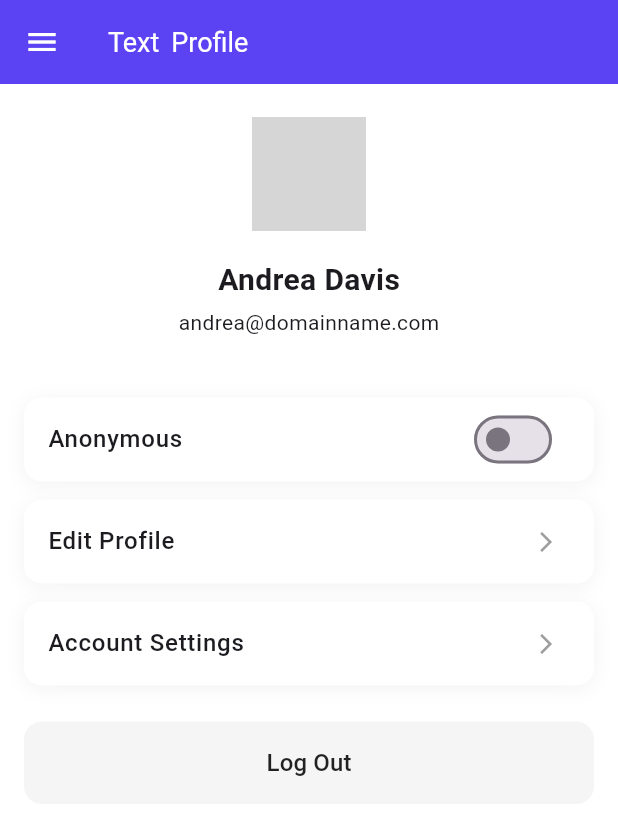
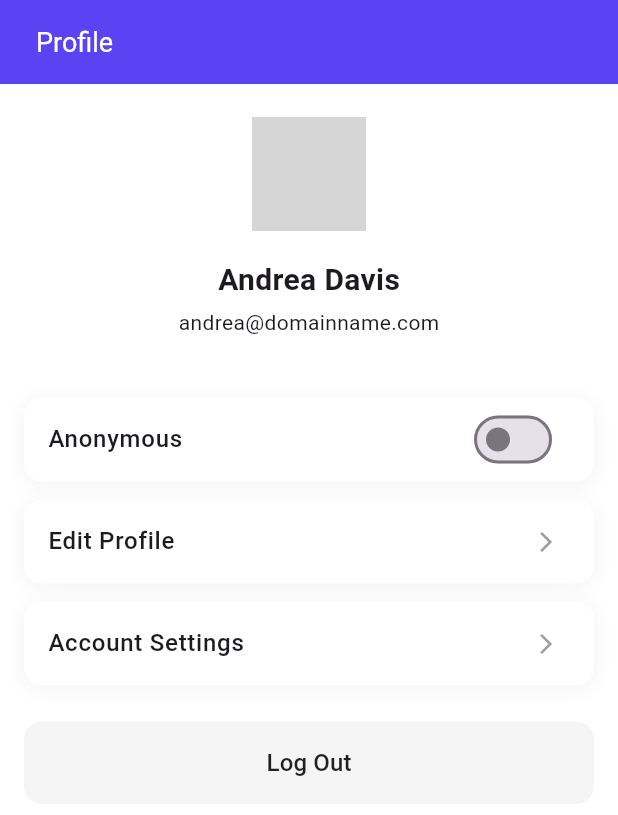
Before and after one commit to yxiang921/grievance-management-mobile, a Flutter app: the screen it shows after launch, on a phone screen of 412 x 824 dp. Shown: the top 815 px of the screen. Run offline on Flutter 3.47's test engine with Material 3 defaults, Android fonts, the phone set to English and light mode, and no system bars; our stand-ins replace fl_chart, image_picker; network calls fail; Roboto replaces fonts that are missing (SF Pro Display); statements that could not run were skipped; grey boxes are pictures that could not be loaded.

Commit message:
Feat: Color set

```diff
--- a/lib/main.dart
+++ b/lib/main.dart
@@ -1,13 +1,6 @@
 import 'package:flutter/material.dart';
-import 'package:grievance_mobile/screens/grievance_detail_screen.dart';
-import 'package:grievance_mobile/screens/grievance_history_screen.dart';
-import 'package:grievance_mobile/screens/grievance_submission_screen.dart';
-import 'package:grievance_mobile/screens/home_screen.dart';
-import 'package:grievance_mobile/screens/login_screen.dart';
 import 'package:grievance_mobile/screens/profile_screen.dart';
-import 'package:grievance_mobile/screens/register_screen.dart';
-import 'package:grievance_mobile/screens/submission_success_screen.dart';
-import 'package:grievance_mobile/widgets/navbar.dart';
+import 'package:grievance_mobile/utils/colors.dart';
 
 // Add this to your main.dart
 void main() {
@@ -29,7 +22,7 @@ class _MyAppState extends State<MyApp> {
       title: 'FLT GMS',
       debugShowCheckedModeBanner: false,
       theme: ThemeData(
-        primaryColor: const Color(0xFF5B42F3),
+        primaryColor: AppColors.primaryColor,
         scaffoldBackgroundColor: Colors.white,
         fontFamily: 'SF Pro Display',
       ),
--- a/lib/screens/profile_screen.dart
+++ b/lib/screens/profile_screen.dart
@@ -18,13 +18,6 @@ class _ProfileScreenState extends State<ProfileScreen> {
         backgroundColor: const Color(0xFF5B42F3),
         title: const Row(
           children: [
-            Text(
-              'Text',
-              style: TextStyle(
-                color: Colors.white,
-                fontSize: 18,
-              ),
-            ),
             SizedBox(width: 8),
             Text(
               'Profile',
@@ -35,12 +28,6 @@ class _ProfileScreenState extends State<ProfileScreen> {
             ),
           ],
         ),
-        leading: IconButton(
-          icon: const Icon(Icons.menu, color: Colors.white),
-          onPressed: () {
-            // TODO: Implement menu functionality
-          },
-        ),
       ),
       body: Column(
         children: [
@@ -49,7 +36,6 @@ class _ProfileScreenState extends State<ProfileScreen> {
             child: Column(
               children: [
                 const SizedBox(height: 20),
-                // Profile Image
                 Container(
                   width: 80,
                   height: 80,
--- /dev/null
+++ b/lib/utils/colors.dart
@@ -0,0 +1,4 @@
+import 'package:flutter/material.dart';
+
+class AppColors {
+  static const Color primaryColor = Color(0xFF5B42F3)}
```
